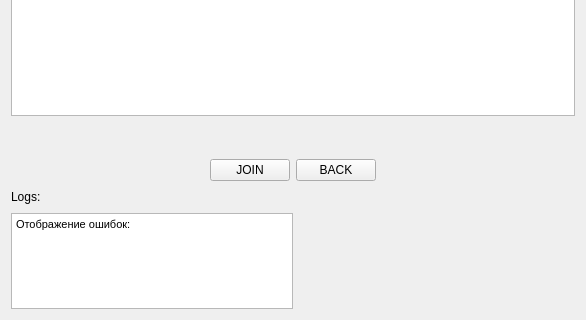
Old version of the form Qtfiles/lobbi.ui in the repository DushkoffInc/Seawars_client; both pictures show x 0 to 586 and y 506 to 826 of the 586 by 826 pixel window.
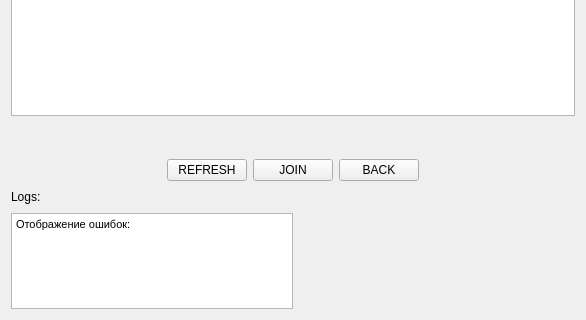
New version of the form.

```diff
--- a/Qtfiles/lobbi.ui
+++ b/Qtfiles/lobbi.ui
@@ -129,6 +129,13 @@
          </property>
         </spacer>
        </item>
+       <item>
+        <widget class="QPushButton" name="refresh_btn">
+         <property name="text">
+          <string>REFRESH</string>
+         </property>
+        </widget>
+       </item>
        <item>
         <layout class="QHBoxLayout" name="horizontalLayout">
          <item>
```
